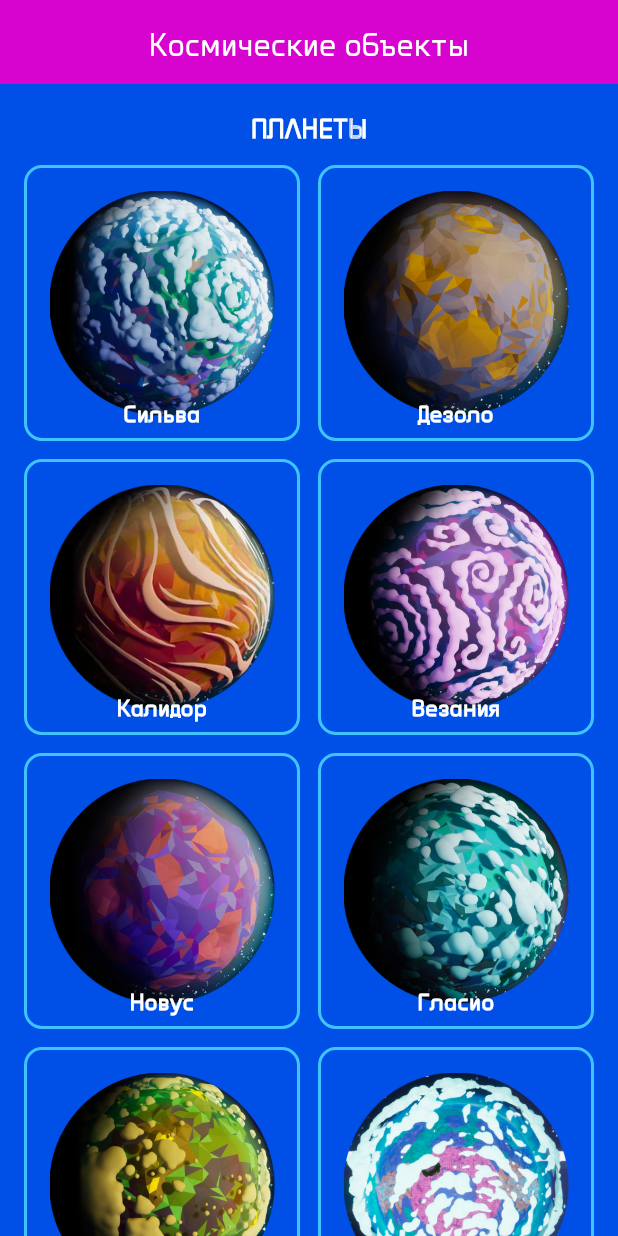
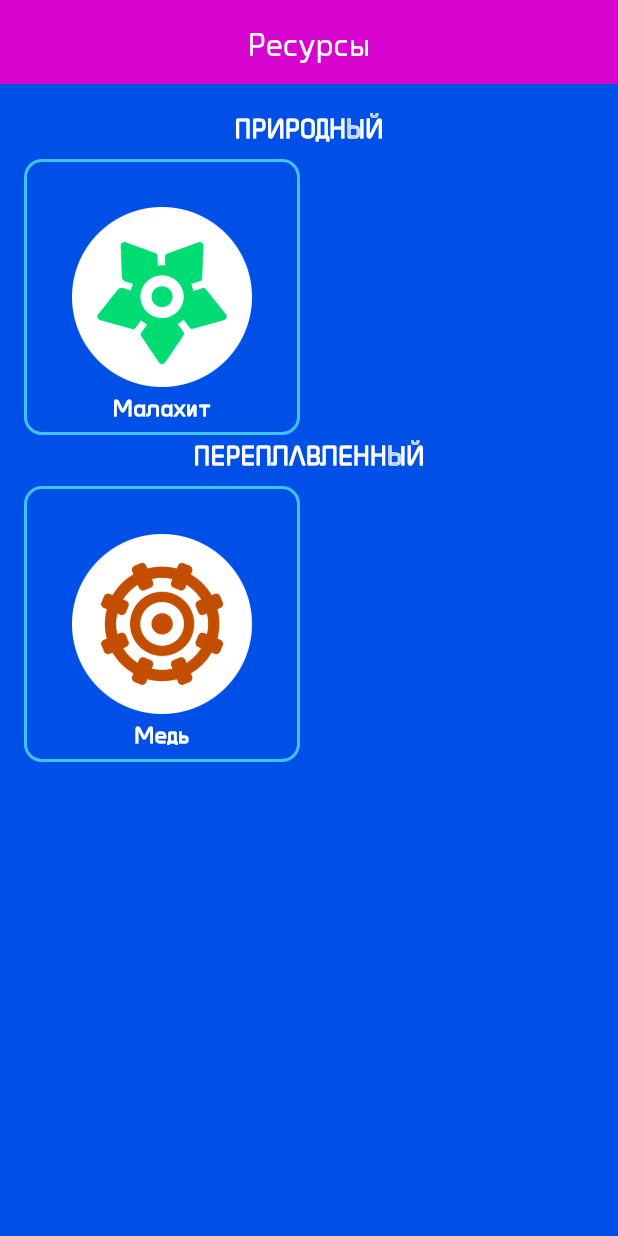
Before and after one commit to CHeruPb/astroneer_wiki, a Flutter app: the screen it shows after launch, on a phone screen of 412 x 824 dp. Run offline on Flutter 3.47's test engine with Material 3 defaults, Android fonts, the phone set to English and light mode, and no system bars.

Commit message:
ура ресурсеке

```diff
--- a/lib/main.dart
+++ b/lib/main.dart
@@ -1,5 +1,6 @@
 import 'package:flutter/material.dart';
 import 'package:project/screens/planets.dart';
+import 'package:project/screens/resources.dart';
 import 'package:project/widgets/models.dart';
 
 void main() {
@@ -12,9 +13,8 @@ class MyApp extends StatelessWidget {
   @override
   Widget build(BuildContext context) {
     return MaterialApp(
-      home: LocationsScreen(
-        planets: planets,
-        specialLocations: specialLocations,
+      home: ResourcesScreen(
+        resources: exampleResources,
       ),
       theme: ThemeData(
         fontFamily: 'NDastroneer',
--- a/lib/widgets/planet_page.dart
+++ b/lib/screens/planet_page.dart
@@ -1,6 +1,6 @@
 import 'package:flutter/material.dart';
-import 'models.dart';
-import 'requirement_tab.dart';
+import '../widgets/models.dart';
+import '../widgets/requirement_tab.dart';
 class PlanetDetailPage extends StatelessWidget {
   final Planet planet;
 
--- a/lib/screens/planets.dart
+++ b/lib/screens/planets.dart
@@ -1,7 +1,7 @@
 import 'package:flutter/material.dart';
 import 'package:project/widgets/models.dart';
-import 'package:project/widgets/planet_page.dart';
-import 'package:project/widgets/special_location.dart';
+import 'package:project/screens/planet_page.dart';
+import 'package:project/screens/special_location.dart';
 
 class LocationsScreen extends StatelessWidget {
   final List<Planet> planets;
--- /dev/null
+++ b/lib/screens/resources.dart
@@ -0,0 +1,133 @@
+import 'package:flutter/material.dart';
+import 'package:project/screens/resource_page.dart';
+import 'package:project/widgets/models.dart';
+
+class ResourcesScreen extends StatelessWidget {
+  final List<Resource> resources;
+
+  const ResourcesScreen({super.key, required this.resources});
+
+  @override
+  Widget build(BuildContext context) {
+    // Известные категории
+    const knownCategories = ['Природный', 'Переплавленный', 'Сложный', 'Газ'];
+
+    // Группировка
+    final Map<String, List<Resource>> grouped = {
+      'Природный': [],
+      'Переплавленный': [],
+      'Сложный': [],
+      'Газы': [],
+      'Прочие ресурсы': [],
+    };
+
+    for (var res in resources) {
+      final category = res.category;
+      if (category == 'Газ') {
+        grouped['Газы']!.add(res);
+      } else if (knownCategories.contains(category)) {
+        grouped[category]!.add(res);
+      } else {
+        grouped['Прочие ресурсы']!.add(res);
+      }
+    }
+
+    return Scaffold(
+      appBar: AppBar(
+        title: const Text('Ресурсы', style: TextStyle(color: Colors.white)),
+        backgroundColor: const Color(0xffd703cf),
+        iconTheme: const IconThemeData(color: Colors.white),
+        centerTitle: true,
+      ),
+      backgroundColor: Color(0xff0050e7),
+      body: SingleChildScrollView(
+        padding: const EdgeInsets.all(16),
+        child: Column(
+          crossAxisAlignment: CrossAxisAlignment.start,
+          children: grouped.entries
+              .where((entry) => entry.value.isNotEmpty) // не отображать пустые группы
+              .map((entry) {
+            return Column(
+              crossAxisAlignment: CrossAxisAlignment.start,
+              children: [
+                Center(
+                  child: Text(
+                    entry.key.toUpperCase(),
+                    style: const TextStyle(
+                      color: Colors.white,
+                      fontWeight: FontWeight.bold,
+                      fontSize: 18,
+                    ),
+                  ),
+                ),
+                const SizedBox(height: 8),
+                GridView.builder(
+                  shrinkWrap: true,
+                  physics: const NeverScrollableScrollPhysics(),
+                  itemCount: entry.value.length,
+                  gridDelegate: const SliverGridDelegateWithFixedCrossAxisCount(
+                    crossAxisCount: 2,
+                    crossAxisSpacing: 12,
+                    mainAxisSpacing: 12,
+                    childAspectRatio: 1,
+                  ),
+                  itemBuilder: (context, index) {
+                    final resource = entry.value[index];
+                    return GestureDetector(
+                      onTap: () {
+                        Navigator.push(
+                          context,
+                          MaterialPageRoute(
+                            builder: (_) => ResourceDetailPage(resource: resource),
+                          ),
+                        );
+                      },
+                      child: Container(
+                        decoration: BoxDecoration(
+                          borderRadius: BorderRadius.circular(12),
+                          border: Border.all(color: Colors.lightBlueAccent, width: 2),
+                        ),
+                        child: Stack(
+                      children: [
+                        Center(
+                          child: ClipRRect(
+                            borderRadius: BorderRadius.circular(12),
+                            child: SizedBox(
+                              height: 120,
+                              width: 120,
+                              child: Image.asset(
+                                resource.image,
+                                fit: BoxFit.cover,
+                              ),
+                            ),
+                          ),
+                        ),
+                        Align(
+                          alignment: Alignment.bottomCenter,
+                          child: Padding(
+                            padding: const EdgeInsets.only(bottom: 6),
+                            child: Text(
+                              resource.name,
+                              textAlign: TextAlign.center,
+                              style: TextStyle(
+                                color: Colors.white,
+                                fontWeight: FontWeight.bold,
+                                fontSize: 16,
+                              ),
+                            ),
+                          ),
+                        ),
+                      ],
+                    ),
+                      ),
+                    );
+                  },
+                ),
+              ],
+            );
+          }).toList(),
+        ),
+      ),
+    );
+  }
+}
--- a/lib/widgets/special_location.dart
+++ b/lib/screens/special_location.dart
@@ -1,7 +1,6 @@
 import 'package:flutter/material.dart';
 import 'package:project/widgets/models.dart';
-import 'special_location.dart';
-import 'requirement_tab.dart';
+import '../widgets/requirement_tab.dart';
 
 class SpecialLocationPage extends StatelessWidget {
   final SpecialLocation location;
@@ -23,7 +22,7 @@ class SpecialLocationPage extends StatelessWidget {
           crossAxisAlignment: CrossAxisAlignment.stretch,
           children: [
             RequirementTab(
-              title: 'ОПИСАНИЕ',
+              title: location.name,
               children: [
                 ClipRRect(
               borderRadius: BorderRadius.circular(12),
--- a/lib/widgets/models.dart
+++ b/lib/widgets/models.dart
@@ -295,3 +295,40 @@ final List<SpecialLocation> specialLocations = [
     loreNote: 'Некоторые теории связывают её с исчезновением древней цивилизации.',
   ),
 ];
+
+class Resource {
+  final String name;
+  final String image;
+  final String description;
+  final String obtainedFrom; // Где или как получить
+  final List<String> usedIn; // Названия объектов, где используется
+  final String category; // Природный / Переплавленный / Сложный / Газ и т.д.
+
+  Resource({
+    required this.name,
+    required this.image,
+    required this.description,
+    required this.obtainedFrom,
+    required this.usedIn,
+    required this.category,
+  });
+}
+
+final List<Resource> exampleResources = [
+  Resource(
+    name: 'Малахит',
+    image: 'assets/images/malachite.png',
+    description: 'Малахит — природный ресурс, используется для получения меди.',
+    obtainedFrom: 'Планеты: Сильва, Калидор',
+    usedIn: ['Плавильная печь', 'Средний генератор'],
+    category: 'Природный',
+  ),
+  Resource(
+    name: 'Медь',
+    image: 'assets/images/copper.png',
+    description: 'Переплавленный ресурс, получаемый из малахита.',
+    obtainedFrom: 'Плавильная печь',
+    usedIn: ['Платформы', 'Электронные устройства'],
+    category: 'Переплавленный',
+  ),
+];
```
Also changed, not shown: lib/screens/resource_page.dart (added, +81 -0 lines), assets/images/copper.png (added), assets/images/malachite.png (added).
